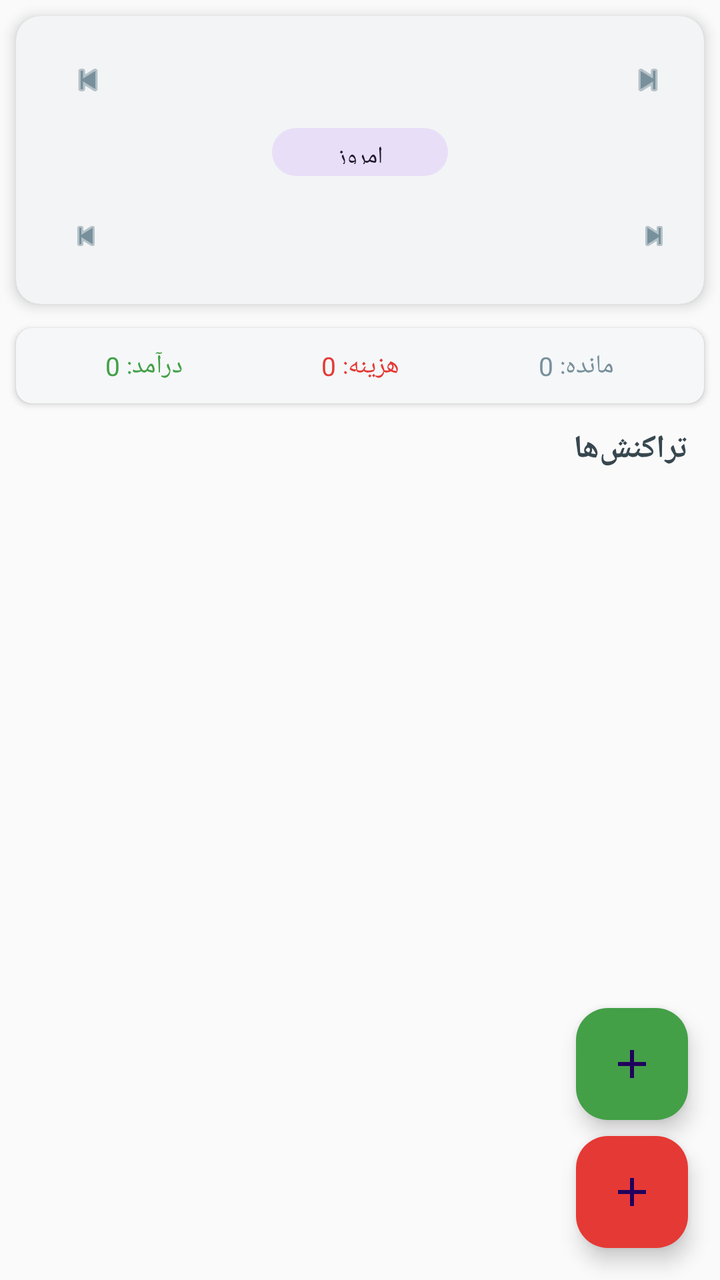
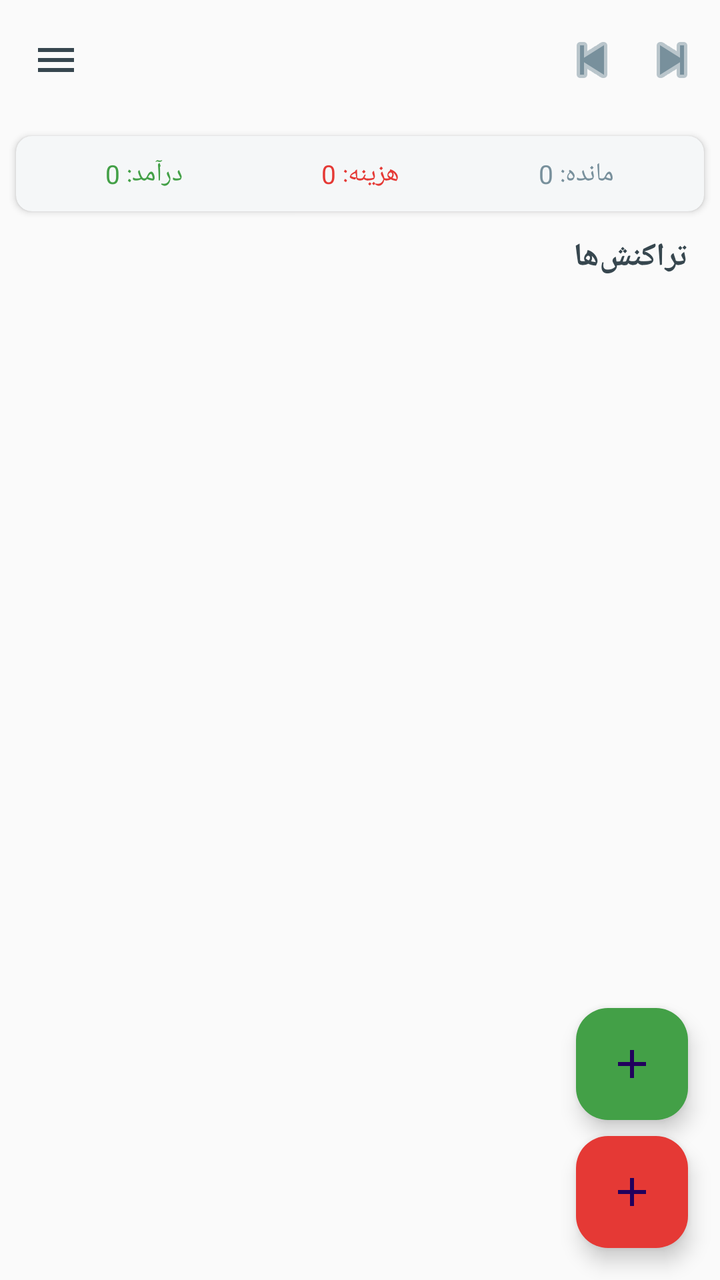

The first picture is an Android layout as it rendered before a commit; the second is the same layout after the commit. The layout source and the unified diff follow.
<!-- AndroidManifest.xml: application theme Theme.PillTracker -->
<!-- res/layout/activity_main.xml -->
<?xml version="1.0" encoding="utf-8"?>
<FrameLayout xmlns:android="http://schemas.android.com/apk/res/android"
    xmlns:app="http://schemas.android.com/apk/res-auto"
    android:layout_width="match_parent"
    android:layout_height="match_parent"
    android:background="@color/background">

    <LinearLayout
        android:layout_width="match_parent"
        android:layout_height="match_parent"
        android:orientation="vertical">

        <androidx.core.widget.NestedScrollView
            android:layout_width="match_parent"
            android:layout_height="wrap_content"
            android:fillViewport="true">

            <LinearLayout
                android:layout_width="match_parent"
                android:layout_height="wrap_content"
                android:orientation="vertical">

                
                <com.google.android.material.card.MaterialCardView
                    android:layout_width="match_parent"
                    android:layout_height="wrap_content"
                    android:layout_margin="8dp"
                    app:cardCornerRadius="12dp"
                    app:cardElevation="4dp"
                    app:strokeWidth="0dp">

                    <LinearLayout
                        android:layout_width="match_parent"
                        android:layout_height="wrap_content"
                        android:orientation="vertical"
                        android:padding="12dp">

                        
                        <LinearLayout
                            android:layout_width="match_parent"
                            android:layout_height="wrap_content"
                            android:gravity="center"
                            android:orientation="horizontal">

                            <com.google.android.material.button.MaterialButton
                                android:id="@+id/prevDayBtn"
                                style="@style/Widget.Material3.Button.IconButton"
                                android:layout_width="40dp"
                                android:layout_height="40dp"
                                android:importantForAccessibility="no"
                                app:icon="@android:drawable/ic_media_previous"
                                app:iconSize="20dp" />

                            <TextView
                                android:id="@+id/dateHeader"
                                android:layout_width="0dp"
                                android:layout_height="wrap_content"
                                android:layout_weight="1"
                                android:gravity="center"
                                android:textColor="@color/on_surface"
                                android:textSize="16sp"
                                android:textStyle="bold" />

                            <com.google.android.material.button.MaterialButton
                                android:id="@+id/nextDayBtn"
                                style="@style/Widget.Material3.Button.IconButton"
                                android:layout_width="40dp"
                                android:layout_height="40dp"
                                android:importantForAccessibility="no"
                                app:icon="@android:drawable/ic_media_next"
                                app:iconSize="20dp" />
                        </LinearLayout>

                        
                        <com.google.android.material.button.MaterialButton
                            android:id="@+id/todayBtn"
                            style="@style/Widget.Material3.Button.TonalButton"
                            android:layout_width="wrap_content"
                            android:layout_height="32dp"
                            android:layout_gravity="center"
                            android:text="امروز"
                            android:textSize="12sp"
                            app:cornerRadius="16dp" />

                        
                        <LinearLayout
                            android:layout_width="match_parent"
                            android:layout_height="wrap_content"
                            android:layout_marginTop="8dp"
                            android:gravity="center"
                            android:orientation="horizontal">

                            <com.google.android.material.button.MaterialButton
                                android:id="@+id/prevMonthBtn"
                                style="@style/Widget.Material3.Button.IconButton"
                                android:layout_width="36dp"
                                android:layout_height="36dp"
                                android:importantForAccessibility="no"
                                app:icon="@android:drawable/ic_media_previous"
                                app:iconSize="18dp" />

                            <TextView
                                android:id="@+id/monthYearText"
                                android:layout_width="0dp"
                                android:layout_height="wrap_content"
                                android:layout_weight="1"
                                android:gravity="center"
                                android:textColor="@color/primary"
                                android:textSize="14sp"
                                android:textStyle="bold" />

                            <com.google.android.material.button.MaterialButton
                                android:id="@+id/nextMonthBtn"
                                style="@style/Widget.Material3.Button.IconButton"
                                android:layout_width="36dp"
                                android:layout_height="36dp"
                                android:importantForAccessibility="no"
                                app:icon="@android:drawable/ic_media_next"
                                app:iconSize="18dp" />
                        </LinearLayout>

                        
                        <GridLayout
                            android:id="@+id/calendarGrid"
                            android:layout_width="match_parent"
                            android:layout_height="wrap_content"
                            android:layout_marginTop="4dp"
                            android:columnCount="7" />
                    </LinearLayout>
                </com.google.android.material.card.MaterialCardView>

                
                <com.google.android.material.card.MaterialCardView
                    android:layout_width="match_parent"
                    android:layout_height="wrap_content"
                    android:layout_marginHorizontal="8dp"
                    android:layout_marginTop="4dp"
                    app:cardCornerRadius="8dp"
                    app:cardElevation="2dp"
                    app:strokeWidth="0dp">

                    <LinearLayout
                        android:layout_width="match_parent"
                        android:layout_height="wrap_content"
                        android:gravity="center"
                        android:orientation="horizontal"
                        android:padding="10dp">

                        <TextView
                            android:id="@+id/summaryIncome"
                            android:layout_width="0dp"
                            android:layout_height="wrap_content"
                            android:layout_weight="1"
                            android:gravity="center"
                            android:text="درآمد: 0"
                            android:textColor="@color/income_green"
                            android:textSize="13sp" />

                        <TextView
                            android:id="@+id/summaryExpense"
                            android:layout_width="0dp"
                            android:layout_height="wrap_content"
                            android:layout_weight="1"
                            android:gravity="center"
                            android:text="هزینه: 0"
                            android:textColor="@color/expense_red"
                            android:textSize="13sp" />

                        <TextView
                            android:id="@+id/summaryBalance"
                            android:layout_width="0dp"
                            android:layout_height="wrap_content"
                            android:layout_weight="1"
                            android:gravity="center"
                            android:text="مانده: 0"
                            android:textColor="@color/primary"
                            android:textSize="13sp" />
                    </LinearLayout>
                </com.google.android.material.card.MaterialCardView>

                
                <TextView
                    android:layout_width="match_parent"
                    android:layout_height="wrap_content"
                    android:paddingHorizontal="16dp"
                    android:paddingTop="12dp"
                    android:paddingBottom="4dp"
                    android:text="تراکنش‌ها"
                    android:textColor="@color/on_surface"
                    android:textSize="16sp"
                    android:textStyle="bold" />
            </LinearLayout>
        </androidx.core.widget.NestedScrollView>

        
        <FrameLayout
            android:layout_width="match_parent"
            android:layout_height="0dp"
            android:layout_weight="1">

            <androidx.recyclerview.widget.RecyclerView
                android:id="@+id/recyclerView"
                android:layout_width="match_parent"
                android:layout_height="match_parent"
                android:clipToPadding="false"
                android:paddingBottom="80dp" />

            <TextView
                android:id="@+id/emptyText"
                android:layout_width="match_parent"
                android:layout_height="wrap_content"
                android:layout_gravity="center"
                android:gravity="center"
                android:padding="32dp"
                android:text="هنوز تراکنشی ثبت نشده"
                android:textColor="@color/text_secondary"
                android:textSize="14sp"
                android:visibility="gone" />
        </FrameLayout>
    </LinearLayout>

    
    <com.google.android.material.floatingactionbutton.FloatingActionButton
        android:id="@+id/fabExpense"
        android:layout_width="wrap_content"
        android:layout_height="wrap_content"
        android:layout_gravity="bottom|end"
        android:layout_margin="16dp"
        android:contentDescription="افزودن هزینه"
        android:src="@drawable/ic_add"
        android:tint="@color/on_primary"
        app:backgroundTint="@color/expense_red"
        app:fabSize="normal" />

    <com.google.android.material.floatingactionbutton.FloatingActionButton
        android:id="@+id/fabIncome"
        android:layout_width="wrap_content"
        android:layout_height="wrap_content"
        android:layout_gravity="bottom|end"
        android:layout_marginEnd="16dp"
        android:layout_marginBottom="80dp"
        android:contentDescription="افزودن درآمد"
        android:src="@drawable/ic_add"
        android:tint="@color/on_primary"
        app:backgroundTint="@color/income_green"
        app:fabSize="normal" />

</FrameLayout>
<!-- resources referenced by this layout -->
<resources>
  <color name="background">#FFFAFAFA</color>
  <color name="expense_red">#FFE53935</color>
  <color name="income_green">#FF43A047</color>
  <color name="on_primary">#FFFFFFFF</color>
  <color name="on_surface">#FF37474F</color>
  <color name="primary">#FF78909C</color>
  <color name="text_secondary">#FF78909C</color>
  <!-- drawable ic_add (drawable) -->
  <?xml version="1.0" encoding="utf-8"?>
  <vector xmlns:android="http://schemas.android.com/apk/res/android"
      android:width="24dp"
      android:height="24dp"
      android:viewportWidth="24"
      android:viewportHeight="24">
      <path
          android:fillColor="#FFFFFF"
          android:pathData="M19,13h-6v6h-2v-6H5v-2h6V5h2v6h6v2z" />
  </vector>
  <style name="Theme.PillTracker" parent="Theme.Material3.DayNight.NoActionBar">
          <item name="colorPrimary">@color/primary</item>
          <item name="colorPrimaryContainer">@color/today_bg</item>
          <item name="colorOnPrimary">@color/on_primary</item>
          <item name="colorSecondary">@color/secondary</item>
          <item name="colorOnSecondary">@color/on_primary</item>
          <item name="android:colorBackground">@color/background</item>
          <item name="android:statusBarColor">@color/background</item>
          <item name="colorSurface">@color/surface</item>
          <item name="colorOnSurface">@color/on_surface</item>
          <item name="android:windowLightStatusBar">true</item>
      </style>
  <color name="today_bg">#FFECEFF1</color>
  <color name="secondary">#FF90A4AE</color>
  <color name="surface">#FFFFFFFF</color>
</resources>

<!-- the commit's change to res/layout/activity_main.xml (unified diff, before → after) -->
@@ -1,248 +1,234 @@
 <?xml version="1.0" encoding="utf-8"?>
-<FrameLayout xmlns:android="http://schemas.android.com/apk/res/android"
+<androidx.drawerlayout.widget.DrawerLayout xmlns:android="http://schemas.android.com/apk/res/android"
     xmlns:app="http://schemas.android.com/apk/res-auto"
+    android:id="@+id/drawerLayout"
     android:layout_width="match_parent"
     android:layout_height="match_parent"
     android:background="@color/background">
 
-    <LinearLayout
+    <FrameLayout
         android:layout_width="match_parent"
-        android:layout_height="match_parent"
-        android:orientation="vertical">
-
-        <androidx.core.widget.NestedScrollView
+        android:layout_height="match_parent">
+
+        <LinearLayout
             android:layout_width="match_parent"
-            android:layout_height="wrap_content"
-            android:fillViewport="true">
-
+            android:layout_height="match_parent"
+            android:orientation="vertical">
+
+            
             <LinearLayout
                 android:layout_width="match_parent"
                 android:layout_height="wrap_content"
-                android:orientation="vertical">
-
-                
-                <com.google.android.material.card.MaterialCardView
-                    android:layout_width="match_parent"
-                    android:layout_height="wrap_content"
-                    android:layout_margin="8dp"
-                    app:cardCornerRadius="12dp"
-                    app:cardElevation="4dp"
-                    app:strokeWidth="0dp">
-
-                    <LinearLayout
-                        android:layout_width="match_parent"
-                        android:layout_height="wrap_content"
-                        android:orientation="vertical"
-                        android:padding="12dp">
-
-                        
-                        <LinearLayout
-                            android:layout_width="match_parent"
-                            android:layout_height="wrap_content"
-                            android:gravity="center"
-                            android:orientation="horizontal">
-
-                            <com.google.android.material.button.MaterialButton
-                                android:id="@+id/prevDayBtn"
-                                style="@style/Widget.Material3.Button.IconButton"
-                                android:layout_width="40dp"
-                                android:layout_height="40dp"
-                                android:importantForAccessibility="no"
-                                app:icon="@android:drawable/ic_media_previous"
-                                app:iconSize="20dp" />
-
-                            <TextView
-                                android:id="@+id/dateHeader"
-                                android:layout_width="0dp"
-                                android:layout_height="wrap_content"
-                                android:layout_weight="1"
-                                android:gravity="center"
-                                android:textColor="@color/on_surface"
-                                android:textSize="16sp"
-                                android:textStyle="bold" />
-
-                            <com.google.android.material.button.MaterialButton
-                                android:id="@+id/nextDayBtn"
-                                style="@style/Widget.Material3.Button.IconButton"
-                                android:layout_width="40dp"
-                                android:layout_height="40dp"
-                                android:importantForAccessibility="no"
-                                app:icon="@android:drawable/ic_media_next"
-                                app:iconSize="20dp" />
-                        </LinearLayout>
-
-                        
-                        <com.google.android.material.button.MaterialButton
-                            android:id="@+id/todayBtn"
-                            style="@style/Widget.Material3.Button.TonalButton"
-                            android:layout_width="wrap_content"
-                            android:layout_height="32dp"
-                            android:layout_gravity="center"
-                            android:text="امروز"
-                            android:textSize="12sp"
-                            app:cornerRadius="16dp" />
-
-                        
-                        <LinearLayout
-                            android:layout_width="match_parent"
-                            android:layout_height="wrap_content"
-                            android:layout_marginTop="8dp"
-                            android:gravity="center"
-                            android:orientation="horizontal">
-
-                            <com.google.android.material.button.MaterialButton
-                                android:id="@+id/prevMonthBtn"
-                                style="@style/Widget.Material3.Button.IconButton"
-                                android:layout_width="36dp"
-                                android:layout_height="36dp"
-                                android:importantForAccessibility="no"
-                                app:icon="@android:drawable/ic_media_previous"
-                                app:iconSize="18dp" />
-
-                            <TextView
-                                android:id="@+id/monthYearText"
-                                android:layout_width="0dp"
-                                android:layout_height="wrap_content"
-                                android:layout_weight="1"
-                                android:gravity="center"
-                                android:textColor="@color/primary"
-                                android:textSize="14sp"
-                                android:textStyle="bold" />
-
-                            <com.google.android.material.button.MaterialButton
-                                android:id="@+id/nextMonthBtn"
-                                style="@style/Widget.Material3.Button.IconButton"
-                                android:layout_width="36dp"
-                                android:layout_height="36dp"
-                                android:importantForAccessibility="no"
-                                app:icon="@android:drawable/ic_media_next"
-                                app:iconSize="18dp" />
-                        </LinearLayout>
-
-                        
-                        <GridLayout
-                            android:id="@+id/calendarGrid"
-                            android:layout_width="match_parent"
-                            android:layout_height="wrap_content"
-                            android:layout_marginTop="4dp"
-                            android:columnCount="7" />
-                    </LinearLayout>
-                </com.google.android.material.card.MaterialCardView>
-
-                
-                <com.google.android.material.card.MaterialCardView
-                    android:layout_width="match_parent"
-                    android:layout_height="wrap_content"
-                    android:layout_marginHorizontal="8dp"
-                    android:layout_marginTop="4dp"
-                    app:cardCornerRadius="8dp"
-                    app:cardElevation="2dp"
-                    app:strokeWidth="0dp">
-
-                    <LinearLayout
-                        android:layout_width="match_parent"
-                        android:layout_height="wrap_content"
-                        android:gravity="center"
-                        android:orientation="horizontal"
-                        android:padding="10dp">
-
-                        <TextView
-                            android:id="@+id/summaryIncome"
-                            android:layout_width="0dp"
-                            android:layout_height="wrap_content"
-                            android:layout_weight="1"
-                            android:gravity="center"
-                            android:text="درآمد: 0"
-                            android:textColor="@color/income_green"
-                            android:textSize="13sp" />
-
-                        <TextView
-                            android:id="@+id/summaryExpense"
-                            android:layout_width="0dp"
-                            android:layout_height="wrap_content"
-                            android:layout_weight="1"
-                            android:gravity="center"
-                            android:text="هزینه: 0"
-                            android:textColor="@color/expense_red"
-                            android:textSize="13sp" />
-
-                        <TextView
-                            android:id="@+id/summaryBalance"
-                            android:layout_width="0dp"
-                            android:layout_height="wrap_content"
-                            android:layout_weight="1"
-                            android:gravity="center"
-                            android:text="مانده: 0"
-                            android:textColor="@color/primary"
-                            android:textSize="13sp" />
-                    </LinearLayout>
-                </com.google.android.material.card.MaterialCardView>
-
-                
+                android:gravity="center_vertical"
+                android:orientation="horizontal"
+                android:paddingHorizontal="4dp"
+                android:paddingVertical="6dp">
+
+                <ImageButton
+                    android:id="@+id/menuButton"
+                    android:layout_width="48dp"
+                    android:layout_height="48dp"
+                    android:background="?attr/selectableItemBackgroundBorderless"
+                    android:contentDescription="منو"
+                    android:src="@android:drawable/ic_menu"
+                    android:tint="@color/on_surface" />
+
                 <TextView
-                    android:layout_width="match_parent"
-                    android:layout_height="wrap_content"
-                    android:paddingHorizontal="16dp"
-                    android:paddingTop="12dp"
-                    android:paddingBottom="4dp"
-                    android:text="تراکنش‌ها"
+                    android:id="@+id/dateHeader"
+                    android:layout_width="0dp"
+                    android:layout_height="wrap_content"
+                    android:layout_weight="1"
+                    android:gravity="center"
                     android:textColor="@color/on_surface"
                     android:textSize="16sp"
                     android:textStyle="bold" />
+
+                <ImageButton
+                    android:id="@+id/prevDayBtn"
+                    android:layout_width="40dp"
+                    android:layout_height="40dp"
+                    android:background="?attr/selectableItemBackgroundBorderless"
+                    android:contentDescription="روز قبل"
+                    android:src="@android:drawable/ic_media_previous"
+                    android:tint="@color/primary" />
+
+                <ImageButton
+                    android:id="@+id/nextDayBtn"
+                    android:layout_width="40dp"
+                    android:layout_height="40dp"
+                    android:background="?attr/selectableItemBackgroundBorderless"
+                    android:contentDescription="روز بعد"
+                    android:src="@android:drawable/ic_media_next"
+                    android:tint="@color/primary" />
             </LinearLayout>
-        </androidx.core.widget.NestedScrollView>
+
+            
+            <HorizontalScrollView
+                android:layout_width="match_parent"
+                android:layout_height="wrap_content"
+                android:scrollbars="none">
+
+                <LinearLayout
+                    android:id="@+id/dayStrip"
+                    android:layout_width="wrap_content"
+                    android:layout_height="wrap_content"
+                    android:orientation="horizontal"
+                    android:paddingHorizontal="8dp" />
+            </HorizontalScrollView>
+
+            
+            <com.google.android.material.card.MaterialCardView
+                android:layout_width="match_parent"
+                android:layout_height="wrap_content"
+                android:layout_marginHorizontal="8dp"
+                android:layout_marginTop="8dp"
+                app:cardCornerRadius="8dp"
+                app:cardElevation="2dp"
+                app:strokeWidth="0dp">
+
+                <LinearLayout
+                    android:layout_width="match_parent"
+                    android:layout_height="wrap_content"
+                    android:gravity="center"
+                    android:orientation="horizontal"
+                    android:padding="10dp">
+
+                    <TextView
+                        android:id="@+id/summaryIncome"
+                        android:layout_width="0dp"
+                        android:layout_height="wrap_content"
+                        android:layout_weight="1"
+                        android:gravity="center"
+                        android:text="درآمد: 0"
+                        android:textColor="@color/income_green"
+                        android:textSize="13sp" />
+
+                    <TextView
+                        android:id="@+id/summaryExpense"
+                        android:layout_width="0dp"
+                        android:layout_height="wrap_content"
+                        android:layout_weight="1"
+                        android:gravity="center"
+                        android:text="هزینه: 0"
+                        android:textColor="@color/expense_red"
+                        android:textSize="13sp" />
+
+                    <TextView
+                        android:id="@+id/summaryBalance"
+                        android:layout_width="0dp"
+                        android:layout_height="wrap_content"
+                        android:layout_weight="1"
+                        android:gravity="center"
+                        android:text="مانده: 0"
+                        android:textColor="@color/primary"
+                        android:textSize="13sp" />
+                </LinearLayout>
+            </com.google.android.material.card.MaterialCardView>
+
+            
+            <TextView
+                android:layout_width="match_parent"
+                android:layout_height="wrap_content"
+                android:paddingHorizontal="16dp"
+                android:paddingTop="12dp"
+                android:paddingBottom="4dp"
+                android:text="تراکنش‌ها"
+                android:textColor="@color/on_surface"
+                android:textSize="16sp"
+                android:textStyle="bold" />
+
+            
+            <FrameLayout
+                android:layout_width="match_parent"
+                android:layout_height="0dp"
+                android:layout_weight="1">
+
+                <androidx.recyclerview.widget.RecyclerView
+                    android:id="@+id/recyclerView"
+                    android:layout_width="match_parent"
+                    android:layout_height="match_parent"
+                    android:clipToPadding="false"
+                    android:paddingBottom="80dp" />
+
+                <TextView
+                    android:id="@+id/emptyText"
+                    android:layout_width="match_parent"
+                    android:layout_height="wrap_content"
+                    android:layout_gravity="center"
+                    android:gravity="center"
+                    android:padding="32dp"
+                    android:text="هنوز تراکنشی ثبت نشده"
+                    android:textColor="@color/text_secondary"
+                    android:textSize="14sp"
+                    android:visibility="gone" />
+            </FrameLayout>
+        </LinearLayout>
 
         
-        <FrameLayout
-            android:layout_width="match_parent"
-            android:layout_height="0dp"
-            android:layout_weight="1">
-
-            <androidx.recyclerview.widget.RecyclerView
-                android:id="@+id/recyclerView"
-                android:layout_width="match_parent"
-                android:layout_height="match_parent"
-                android:clipToPadding="false"
-                android:paddingBottom="80dp" />
-
-            <TextView
-                android:id="@+id/emptyText"
-                android:layout_width="match_parent"
-                android:layout_height="wrap_content"
-                android:layout_gravity="center"
-                android:gravity="center"
-                android:padding="32dp"
-                android:text="هنوز تراکنشی ثبت نشده"
-                android:textColor="@color/text_secondary"
-                android:textSize="14sp"
-                android:visibility="gone" />
-        </FrameLayout>
-    </LinearLayout>
+        <com.google.android.material.floatingactionbutton.FloatingActionButton
+            android:id="@+id/fabExpense"
+            android:layout_width="wrap_content"
+            android:layout_height="wrap_content"
+            android:layout_gravity="bottom|end"
+            android:layout_margin="16dp"
+            android:contentDescription="افزودن هزینه"
+            android:src="@drawable/ic_add"
+            android:tint="@color/on_primary"
+            app:backgroundTint="@color/expense_red"
+            app:fabSize="normal" />
+
+        <com.google.android.material.floatingactionbutton.FloatingActionButton
+            android:id="@+id/fabIncome"
+            android:layout_width="wrap_content"
+            android:layout_height="wrap_content"
+            android:layout_gravity="bottom|end"
+            android:layout_marginEnd="16dp"
+            android:layout_marginBottom="80dp"
+            android:contentDescription="افزودن درآمد"
+            android:src="@drawable/ic_add"
+            android:tint="@color/on_primary"
+            app:backgroundTint="@color/income_green"
+            app:fabSize="normal" />
+    </FrameLayout>
 
     
-    <com.google.android.material.floatingactionbutton.FloatingActionButton
-        android:id="@+id/fabExpense"
+    <com.google.android.material.navigation.NavigationView
+        android:id="@+id/navView"
+        android:layout_width="280dp"
+        android:layout_height="match_parent"
+        android:layout_gravity="start"
+        app:headerLayout="@layout/nav_header"
+        app:menu="@menu/drawer_menu" />
+
+</androidx.drawerlayout.widget.DrawerLayout>
+<!-- res/layout/nav_header.xml (included above) -->
+<?xml version="1.0" encoding="utf-8"?>
+<LinearLayout xmlns:android="http://schemas.android.com/apk/res/android"
+    android:layout_width="match_parent"
+    android:layout_height="wrap_content"
+    android:background="@color/primary"
+    android:orientation="vertical"
+    android:padding="20dp">
+
+    <ImageView
+        android:layout_width="48dp"
+        android:layout_height="48dp"
+        android:contentDescription="آیکون"
+        android:src="@drawable/ic_elephant" />
+
+    <TextView
         android:layout_width="wrap_content"
         android:layout_height="wrap_content"
-        android:layout_gravity="bottom|end"
-        android:layout_margin="16dp"
-        android:contentDescription="افزودن هزینه"
-        android:src="@drawable/ic_add"
-        android:tint="@color/on_primary"
-        app:backgroundTint="@color/expense_red"
-        app:fabSize="normal" />
-
-    <com.google.android.material.floatingactionbutton.FloatingActionButton
-        android:id="@+id/fabIncome"
+        android:layout_marginTop="12dp"
+        android:text="PillTracker"
+        android:textColor="@color/on_primary"
+        android:textSize="18sp"
+        android:textStyle="bold" />
+
+    <TextView
         android:layout_width="wrap_content"
         android:layout_height="wrap_content"
-        android:layout_gravity="bottom|end"
-        android:layout_marginEnd="16dp"
-        android:layout_marginBottom="80dp"
-        android:contentDescription="افزودن درآمد"
-        android:src="@drawable/ic_add"
-        android:tint="@color/on_primary"
-        app:backgroundTint="@color/income_green"
-        app:fabSize="normal" />
-
-</FrameLayout>
+        android:text="مدیریت هزینه‌ها و درآمدها"
+        android:textColor="@color/on_primary"
+        android:textSize="12sp" />
+</LinearLayout>
<!-- resource entries referenced after the edit -->
@@ -18,6 +18,51 @@
           android:fillColor="#FFFFFF"
           android:pathData="M19,13h-6v6h-2v-6H5v-2h6V5h2v6h6v2z" />
   </vector>
+  <!-- drawable ic_elephant (drawable) -->
+  <?xml version="1.0" encoding="utf-8"?>
+  <vector xmlns:android="http://schemas.android.com/apk/res/android"
+      android:width="108dp"
+      android:height="108dp"
+      android:viewportWidth="108"
+      android:viewportHeight="108">
+      
+  
+      
+      <path
+          android:fillColor="#FFA7B8C9"
+          android:pathData="M54,44 C68,44 77,51 77,62 C77,70 70,76 62,76 L46,76 C38,76 31,70 31,62 C31,51 40,44 54,44 Z" />
+  
+      
+      <path
+          android:fillColor="#FFA7B8C9"
+          android:pathData="M43,41 C43,31 51,25 59,25 C68,25 73,31 73,39 C73,46 65,50 58,49 C51,48 43,48 43,41 Z" />
+  
+      
+      <path
+          android:fillColor="#FF8FA4B8"
+          android:pathData="M59,28 C65,24 73,26 76,32 C79,38 75,43 69,43 C63,43 57,36 59,28 Z" />
+  
+      
+      <path
+          android:fillColor="#FFA7B8C9"
+          android:pathData="M31,43 C25,47 23,54 27,60 C30,64 36,64 37,59 C38,56 35,53 33,50 C31,47 33,44 35,43"
+          android:strokeColor="#FFA7B8C9"
+          android:strokeWidth="4"
+          android:strokeLineCap="round" />
+  
+      
+      <path
+          android:fillColor="#FFFFFFFF"
+          android:pathData="M49,33 m-2.5,0 a2.5,2.5 0 1 1 5,0 a2.5,2.5 0 1 1 -5,0" />
+  
+      
+      <path
+          android:fillColor="#00000000"
+          android:strokeColor="#FFA7B8C9"
+          android:strokeWidth="3"
+          android:strokeLineCap="round"
+          android:pathData="M77,63 C82,59 85,61 85,65" />
+  </vector>
   <style name="Theme.PillTracker" parent="Theme.Material3.DayNight.NoActionBar">
           <item name="colorPrimary">@color/primary</item>
           <item name="colorPrimaryContainer">@color/today_bg</item>
